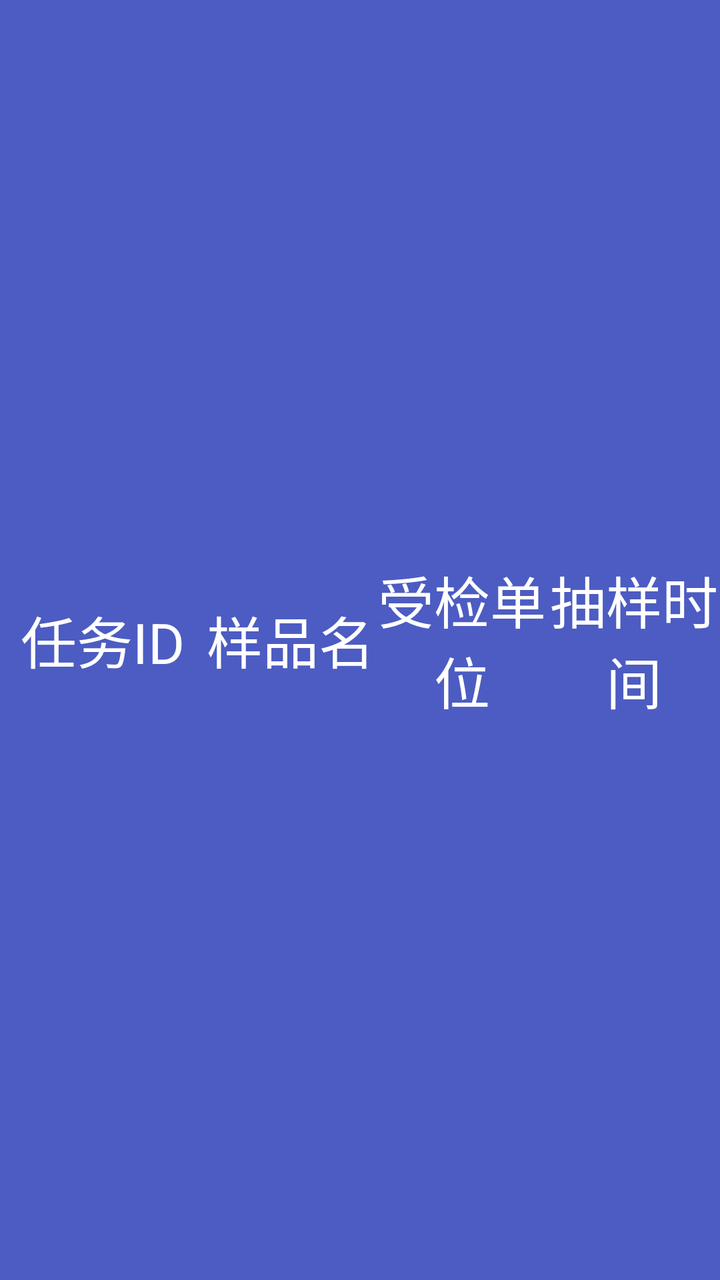
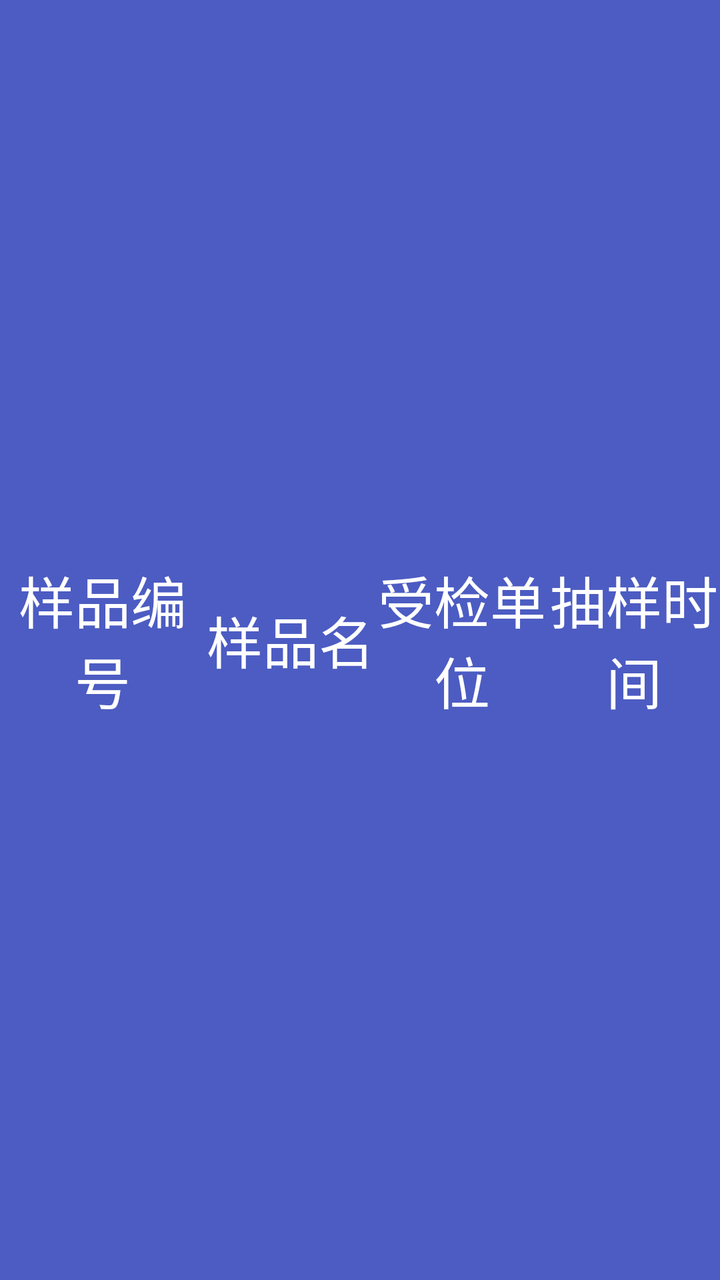

Before-and-after screenshots of an Android layout around one commit, followed by the original layout XML and the change that was made.
<!-- AndroidManifest.xml: application theme AppTheme -->
<!-- res/layout/item_task_list_header.xml -->
<?xml version="1.0" encoding="utf-8"?>
<LinearLayout xmlns:android="http://schemas.android.com/apk/res/android"
    android:layout_width="match_parent"
    android:layout_height="wrap_content"
    android:background="@color/colorPrimaryDark"
    android:orientation="horizontal"
    android:paddingTop="5dp"
    android:paddingBottom="5dp">

    <TextView
        android:id="@+id/tv_id"
        android:layout_width="0dp"
        android:layout_height="match_parent"
        android:layout_weight="1.2"
        android:gravity="center"
        android:text="任务ID"
        android:textColor="@color/white"
        android:textSize="28sp" />

    <TextView
        android:id="@+id/tv_name"
        android:layout_width="0dp"
        android:layout_height="match_parent"
        android:layout_weight="1"
        android:gravity="center"
        android:text="样品名"
        android:textColor="@color/white"
        android:textSize="28sp" />

    <TextView
        android:id="@+id/tv_bjdw"
        android:layout_width="0dp"
        android:gravity="center"
        android:text="受检单位"
        android:layout_height="match_parent"
        android:layout_weight="1"
        android:textColor="@color/white"
        android:textSize="28sp" />

    <TextView
        android:id="@+id/tv_time"
        android:layout_width="0dp"
        android:gravity="center"
        android:text="抽样时间"
        android:layout_height="match_parent"
        android:layout_weight="1"
        android:textColor="@color/white"
        android:textSize="28sp" />
</LinearLayout>
<!-- resources referenced by this layout -->
<resources>
  <color name="colorPrimaryDark">#4C5CC2</color>
  <color name="white">#ffffff</color>
  <style name="AppTheme" parent="Theme.AppCompat.Light.DarkActionBar">
          
          <item name="android:windowNoTitle">true</item>
          <item name="android:windowFullscreen">true</item>
      </style>
</resources>

<!-- the commit's change to res/layout/item_task_list_header.xml (unified diff, before → after) -->
@@ -7,13 +7,22 @@
     android:paddingTop="5dp"
     android:paddingBottom="5dp">
 
+    <ImageView
+        android:id="@+id/iv_selected"
+        android:layout_width="40dp"
+        android:layout_height="40dp"
+        android:visibility="gone"
+        android:padding="5dp"
+        android:scaleType="fitCenter"
+        android:src="@drawable/cb_selector" />
+
     <TextView
         android:id="@+id/tv_id"
         android:layout_width="0dp"
         android:layout_height="match_parent"
         android:layout_weight="1.2"
         android:gravity="center"
-        android:text="任务ID"
+        android:text="样品编号"
         android:textColor="@color/white"
         android:textSize="28sp" />
 
@@ -30,20 +39,20 @@
     <TextView
         android:id="@+id/tv_bjdw"
         android:layout_width="0dp"
+        android:layout_height="match_parent"
+        android:layout_weight="1"
         android:gravity="center"
         android:text="受检单位"
-        android:layout_height="match_parent"
-        android:layout_weight="1"
         android:textColor="@color/white"
         android:textSize="28sp" />
 
     <TextView
         android:id="@+id/tv_time"
         android:layout_width="0dp"
+        android:layout_height="match_parent"
+        android:layout_weight="1"
         android:gravity="center"
         android:text="抽样时间"
-        android:layout_height="match_parent"
-        android:layout_weight="1"
         android:textColor="@color/white"
         android:textSize="28sp" />
 </LinearLayout>
<!-- resource entries referenced after the edit -->
@@ -2,10 +2,18 @@
 <resources>
   <color name="colorPrimaryDark">#4C5CC2</color>
   <color name="white">#ffffff</color>
+  <!-- drawable cb_selector (drawable) -->
+  <?xml version="1.0" encoding="utf-8"?>
+  <selector xmlns:android="http://schemas.android.com/apk/res/android">
+      <item android:drawable="@drawable/cb_state_p" android:state_selected="true"></item>
+      <item android:drawable="@drawable/cb_state_n" android:state_selected="false"></item>
+  </selector>
   <style name="AppTheme" parent="Theme.AppCompat.Light.DarkActionBar">
           
           <item name="android:windowNoTitle">true</item>
           <item name="android:windowFullscreen">true</item>
       </style>
+  <!-- drawable cb_state_p: png bitmap (drawable, 3141 bytes) -->
+  <!-- drawable cb_state_n: png bitmap (drawable, 1784 bytes) -->
 </resources>
 
